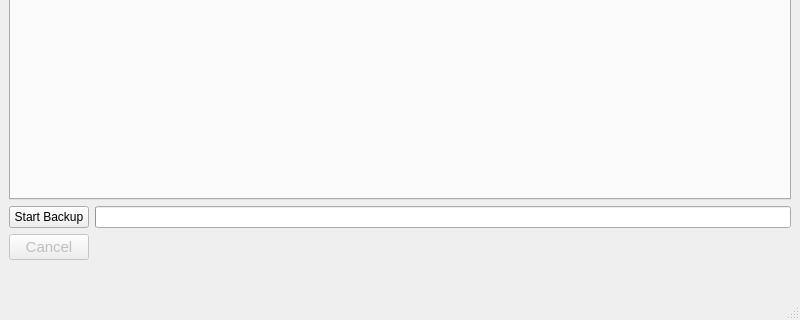
This is src/vorta/assets/UI/mainwindow.ui in borgbase/vorta as Qt 5 draws it before an edit; both pictures show x 0 to 800 and y 280 to 600 of the 800 by 600 pixel window. The edited form follows.
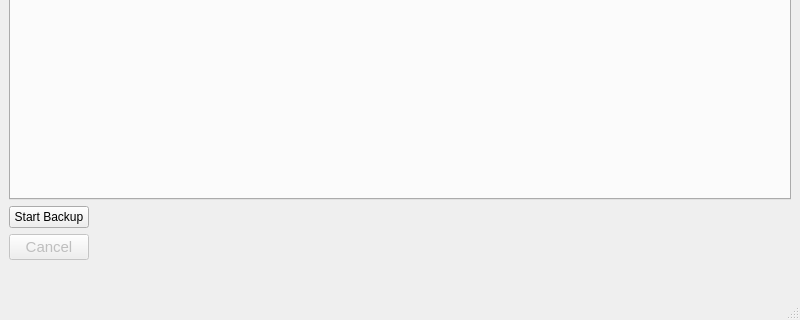
This is the edited form.

Commit message: Replace progress bar for text label

What changed in the file:
```diff
--- a/src/vorta/assets/UI/mainwindow.ui
+++ b/src/vorta/assets/UI/mainwindow.ui
@@ -210,59 +210,6 @@
         </property>
        </widget>
       </item>
-      <item row="0" column="1">
-       <widget class="QProgressBar" name="createProgress">
-        <property name="enabled">
-         <bool>true</bool>
-        </property>
-        <property name="palette">
-         <palette>
-          <active>
-           <colorrole role="Highlight">
-            <brush brushstyle="SolidPattern">
-             <color alpha="255">
-              <red>255</red>
-              <green>151</green>
-              <blue>41</blue>
-             </color>
-            </brush>
-           </colorrole>
-          </active>
-          <inactive>
-           <colorrole role="Highlight">
-            <brush brushstyle="SolidPattern">
-             <color alpha="255">
-              <red>255</red>
-              <green>151</green>
-              <blue>41</blue>
-             </color>
-            </brush>
-           </colorrole>
-          </inactive>
-          <disabled>
-           <colorrole role="Highlight">
-            <brush brushstyle="SolidPattern">
-             <color alpha="255">
-              <red>220</red>
-              <green>220</green>
-              <blue>220</blue>
-             </color>
-            </brush>
-           </colorrole>
-          </disabled>
-         </palette>
-        </property>
-        <property name="value">
-         <number>0</number>
-        </property>
-        <property name="textVisible">
-         <bool>true</bool>
-        </property>
-        <property name="format">
-         <string/>
-        </property>
-       </widget>
-      </item>
       <item row="0" column="0">
        <widget class="QPushButton" name="createStartBtn">
         <property name="enabled">
@@ -276,6 +223,22 @@
         </property>
        </widget>
       </item>
+      <item row="0" column="1">
+       <widget class="QLabel" name="createProgress">
+        <property name="sizePolicy">
+         <sizepolicy hsizetype="Expanding" vsizetype="Preferred">
+          <horstretch>0</horstretch>
+          <verstretch>0</verstretch>
+         </sizepolicy>
+        </property>
+        <property name="font">
+         <font>
+          <weight>75</weight>
+          <bold>true</bold>
+         </font>
+        </property>
+       </widget>
+      </item>
      </layout>
     </item>
    </layout>
```
The commit also changes 4 other files.
